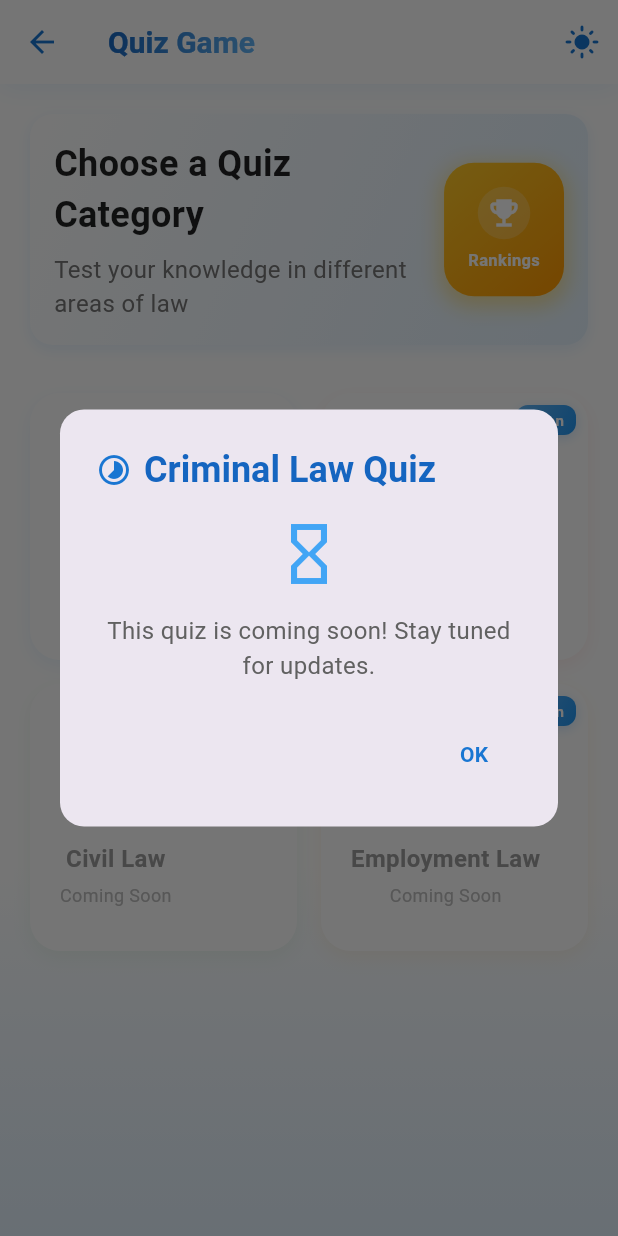
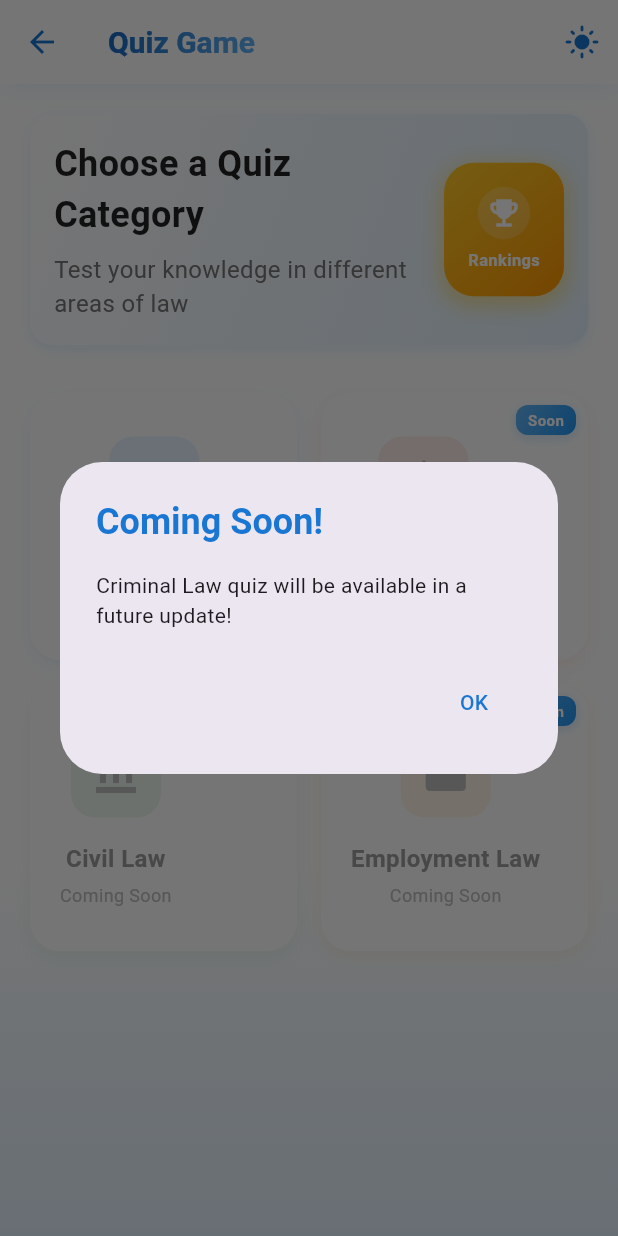
Before and after one commit to Tsar-CSX469/lawlink-app, a Flutter app: the QuizMenuPage screen opened by its route, after a tap on "Criminal Law", on a phone screen of 412 x 824 dp. Run offline on Flutter 3.47's test engine with Material 3 defaults, Android fonts, the phone set to English and light mode, and no system bars; our stand-ins replace audioplayers, cloud_firestore, file_picker, firebase_auth, firebase_core, flutter_dotenv and 10 more; missing offline and left inert: read_pdf_text, record; accounts and stored records are empty.

Commit message:
feat: Update minor changes in stylings

```diff
--- a/lib/act_list_page.dart
+++ b/lib/act_list_page.dart
@@ -111,11 +111,11 @@ class ActListPageState extends State<ActListPage> {
           ),
         ),
         iconTheme: IconThemeData(color: Colors.blue.shade700),
-        actions: [
-          // Light/Dark mode toggle
+        actions: [          // Light/Dark mode toggle
           IconButton(
             icon: const Icon(Icons.light_mode),
-            tooltip: 'Toggle Dark Mode',
+            color: Colors.blue.shade700, // Ensure consistent blue color
+            tooltip: 'Toggle Light Mode',
             onPressed: () {
               // Show Coming Soon alert
               showDialog(
--- a/lib/screens/conversation_list_page.dart
+++ b/lib/screens/conversation_list_page.dart
@@ -185,11 +185,11 @@ class _ConversationListPageState extends State<ConversationListPage> {
                 ),
               ),
             ),
-            actions: [
-              // Light/Dark mode toggle
+            actions: [              // Light/Dark mode toggle
               IconButton(
                 icon: const Icon(Icons.light_mode),
-                tooltip: 'Toggle Dark Mode',
+                color: Colors.blue.shade700, // Ensure consistent blue color
+                tooltip: 'Toggle Light Mode',
                 onPressed: () {
                   // Show Coming Soon alert
                   showDialog(
--- a/lib/screens/legal_procedures_page.dart
+++ b/lib/screens/legal_procedures_page.dart
@@ -208,11 +208,11 @@ class _LegalProceduresPageState extends State<LegalProceduresPage> {
               ),
             ),
             iconTheme: IconThemeData(color: Colors.blue.shade700),
-            actions: [
-              // Light/Dark mode toggle
+            actions: [              // Light/Dark mode toggle
               IconButton(
                 icon: const Icon(Icons.light_mode),
-                tooltip: 'Toggle Dark Mode',
+                color: Colors.blue.shade700, // Ensure consistent blue color
+                tooltip: 'Toggle Light Mode',
                 onPressed: () {
                   // Show Coming Soon alert
                   showDialog(
--- a/lib/screens/quiz_menu_page.dart
+++ b/lib/screens/quiz_menu_page.dart
@@ -47,11 +47,11 @@ class QuizMenuPage extends StatelessWidget {
             surfaceTintColor: Colors.transparent,
             shadowColor: Colors.transparent,
             iconTheme: IconThemeData(color: Colors.blue.shade700),
-            actions: [
-              // Light/Dark mode toggle
+            actions: [              // Light/Dark mode toggle
               IconButton(
                 icon: const Icon(Icons.light_mode),
-                tooltip: 'Toggle Dark Mode',
+                tooltip: 'Toggle Light Mode',
+                color: Colors.blue.shade700, // Ensure consistent blue color
                 onPressed: () {
                   // Show Coming Soon alert
                   showDialog(
@@ -402,60 +402,28 @@ class QuizMenuPage extends StatelessWidget {
   void _showComingSoonDialog(BuildContext context, String quizType) {
     showDialog(
       context: context,
-      builder: (BuildContext context) {
-        return AlertDialog(
-          shape: RoundedRectangleBorder(
-            borderRadius: BorderRadius.circular(16),
-          ),
-          title: Row(
-            children: [
-              Icon(
-                Icons.timelapse_rounded,
+      builder:
+          (context) => AlertDialog(
+            title: Text(
+              'Coming Soon!',
+              style: TextStyle(
                 color: Colors.blue.shade700,
-                size: 24,
+                fontWeight: FontWeight.bold,
               ),
-              const SizedBox(width: 8),
-              Text(
-                '$quizType Quiz',
-                style: TextStyle(
-                  color: Colors.blue.shade800,
-                  fontWeight: FontWeight.bold,
+            ),
+            content: Text(
+              '$quizType quiz will be available in a future update!',
+            ),
+            actions: [
+              TextButton(
+                onPressed: () => Navigator.pop(context),
+                child: Text(
+                  'OK',
+                  style: TextStyle(color: Colors.blue.shade700),
                 ),
               ),
             ],
           ),
-          content: Column(
-            mainAxisSize: MainAxisSize.min,
-            children: [
-              Icon(
-                Icons.hourglass_empty,
-                size: 48,
-                color: Colors.blue.shade400,
-              ),
-              const SizedBox(height: 16),
-              Text(
-                'This quiz is coming soon! Stay tuned for updates.',
-                textAlign: TextAlign.center,
-                style: TextStyle(fontSize: 16, color: Colors.grey.shade700),
-              ),
-            ],
-          ),
-          actions: [
-            TextButton(
-              onPressed: () {
-                Navigator.of(context).pop();
-              },
-              child: Text(
-                'OK',
-                style: TextStyle(
-                  color: Colors.blue.shade700,
-                  fontWeight: FontWeight.bold,
-                ),
-              ),
-            ),
-          ],
-        );
-      },
     );
   }
 }
--- a/lib/screens/user_profile_page.dart
+++ b/lib/screens/user_profile_page.dart
@@ -109,11 +109,11 @@ class _UserProfilePageState extends State<UserProfilePage> {
             surfaceTintColor: Colors.transparent,
             shadowColor: Colors.transparent,
             iconTheme: IconThemeData(color: Colors.blue.shade700),
-            actions: [
-              // Light/Dark mode toggle
+            actions: [              // Light/Dark mode toggle
               IconButton(
                 icon: const Icon(Icons.light_mode),
-                tooltip: 'Toggle Dark Mode',
+                color: Colors.blue.shade700, // Ensure consistent blue color
+                tooltip: 'Toggle Light Mode',
                 onPressed: () {
                   // Show Coming Soon alert
                   showDialog(
```
Also changed, not shown: lib/add_act_page.dart (+3 -4 lines), lib/screens/chatbot_page.dart (+52 -98 lines), lib/screens/procedures_page.dart (+3 -4 lines).
